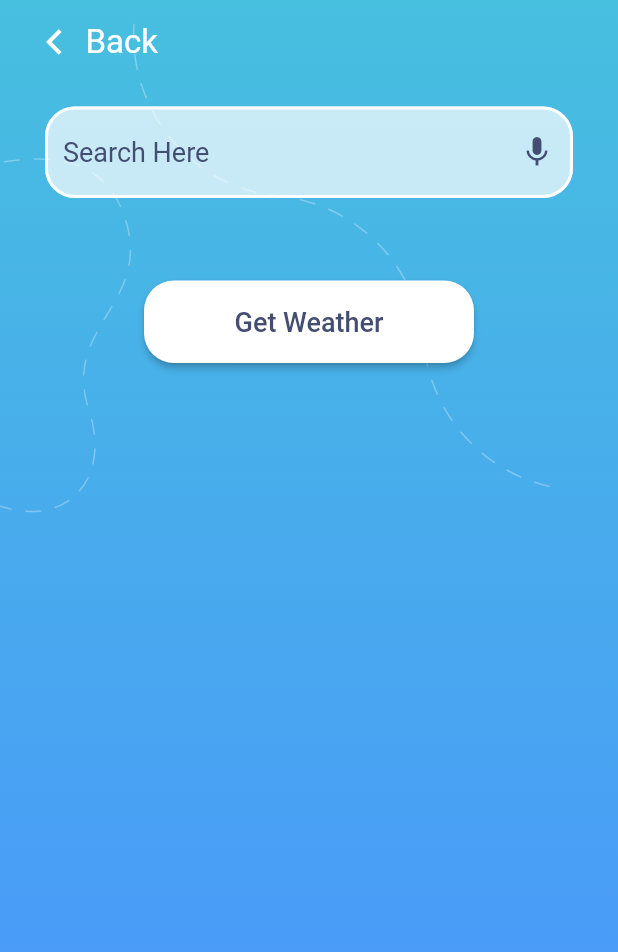
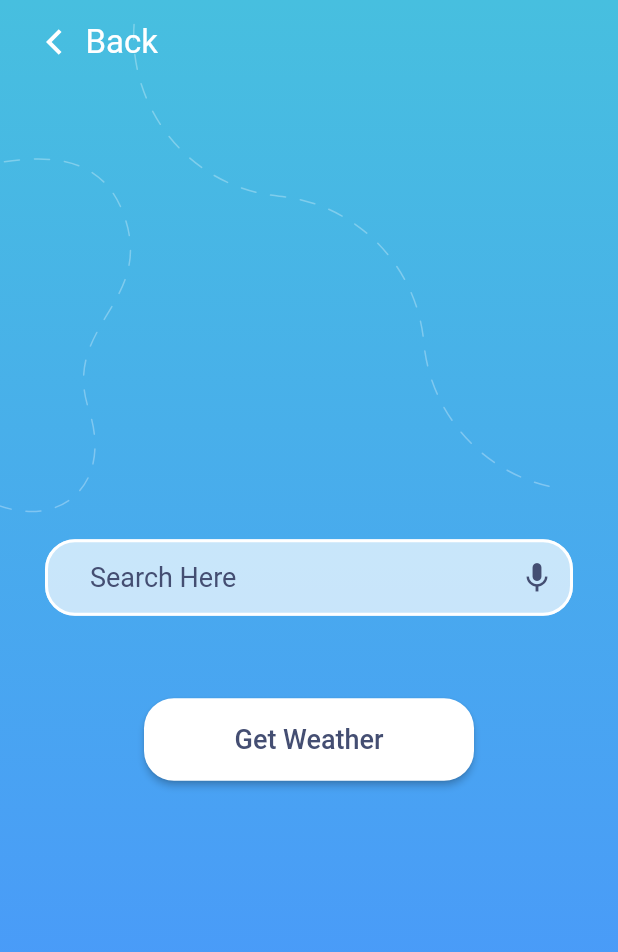
Before and after one commit to laurentcodes/weather-app, a Flutter app: the LocationScreen screen opened by its route, on a phone screen of 412 x 824 dp. Shown: the top 952 px of the screen. Run offline on Flutter 3.47's test engine with Material 2 defaults, Android fonts, the phone set to English and light mode, and no system bars; our stand-ins replace flutter_svg, google_fonts; Roboto replaces fonts that are missing (Overpass).

Commit message:
feat: Add Location Screen

```diff
--- a/lib/screens/location_screen.dart
+++ b/lib/screens/location_screen.dart
@@ -56,14 +56,21 @@ class _LocationScreenState extends State<LocationScreen> {
                         Navigator.pop(context);
                       },
                     ),
+                    Expanded(
+                      child: Column(
+                        mainAxisAlignment: MainAxisAlignment.center,
+                        children: [
                           const Padding(
                             padding: EdgeInsets.symmetric(
                                 vertical: 30.0, horizontal: 30.0),
                             child: TextField(
                               decoration: InputDecoration(
                                 hintText: 'Search Here',
+                                contentPadding: EdgeInsets.only(
+                                    left: 30.0, top: 15.0, bottom: 15.0),
                                 // prefixIcon: Icon(Icons.arrow_back),
-                          suffixIcon: Icon(Icons.mic, color: Color(0xff444e72)),
+                                suffixIcon:
+                                    Icon(Icons.mic, color: Color(0xff444e72)),
                                 hintStyle: buttonTextStyle,
                                 filled: true,
                                 fillColor: Colors.white70,
@@ -89,25 +96,29 @@ class _LocationScreenState extends State<LocationScreen> {
                               constraints: const BoxConstraints.tightFor(
                                   width: 220.0, height: 55.0),
                               child: ElevatedButton(
-                          onPressed: () {
-                            Navigator.pushNamed(context, '/history');
-                          },
+                                onPressed: () {},
                                 style: ButtonStyle(
                                   backgroundColor:
-                                MaterialStateProperty.all<Color>(Colors.white),
+                                      MaterialStateProperty.all<Color>(
+                                          Colors.white),
                                   foregroundColor:
-                                MaterialStateProperty.all<Color>(Colors.black),
-                            shape: MaterialStateProperty.all<OutlinedBorder>(
+                                      MaterialStateProperty.all<Color>(
+                                          Colors.black),
+                                  shape:
+                                      MaterialStateProperty.all<OutlinedBorder>(
                                     RoundedRectangleBorder(
                                       borderRadius: BorderRadius.circular(20.0),
                                     ),
                                   ),
-                            shadowColor:
-                                MaterialStateProperty.all<Color>(Colors.black),
+                                  shadowColor: MaterialStateProperty.all<Color>(
+                                      Colors.black),
                                 ),
-                          child:
-                              const Text('Get Weather', style: buttonTextStyle),
+                                child: const Text('Get Weather',
+                                    style: buttonTextStyle),
                               ),
+                            ),
+                          ),
+                        ],
                       ),
                     ),
                   ],
--- a/lib/utilities/constants.dart
+++ b/lib/utilities/constants.dart
@@ -39,6 +39,10 @@ const buttonTextStyle = TextStyle(
   fontSize: 18.0,
   color: Color(0xff444e72),
 );
+// const buttonHintTextStyle = TextStyle(
+//   fontSize: 18.0,
+//   color: Color(0xff444e72),
+// );
 
 const historyHeadingTextStyle = TextStyle(
   fontSize: 22.0,
```
Lines whose indentation alone changed are shown as unchanged.
